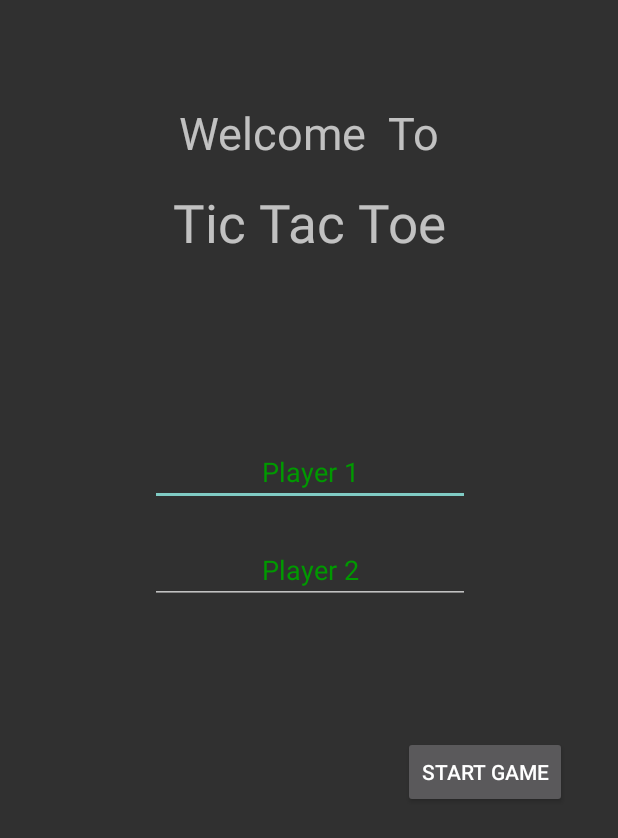
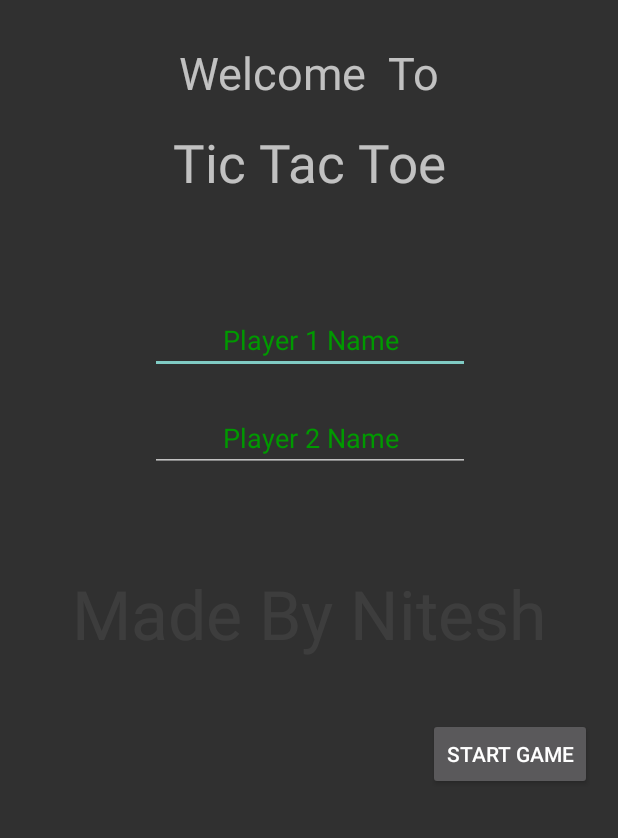
Before and after one commit to nitesh-dubey/TicTacToe, an Android app: the screen it shows after launch (MainActivity), on a phone screen of 412 x 824 dp. Shown: the top 838 px of the screen. Run offline under Robolectric (Android 15) with nearby library versions, the phone set to English and light mode, and no system bars.

Commit message:
activity_main.xml Modified

```diff
--- a/app/src/main/res/layout/activity_main.xml
+++ b/app/src/main/res/layout/activity_main.xml
@@ -12,7 +12,7 @@
         android:layout_height="wrap_content"
         android:layout_marginStart="8dp"
         android:layout_marginLeft="8dp"
-        android:layout_marginTop="60dp"
+        android:layout_marginTop="96dp"
         android:layout_marginEnd="8dp"
         android:layout_marginRight="8dp"
         android:background="@color/colorPrimaryDark"
@@ -147,4 +147,5 @@
         app:layout_constraintHorizontal_bias="0.502"
         app:layout_constraintStart_toStartOf="parent"
         app:layout_constraintTop_toBottomOf="@+id/gridLayout" />
+
 </android.support.constraint.ConstraintLayout>
--- a/app/src/main/res/layout/credentials.xml
+++ b/app/src/main/res/layout/credentials.xml
@@ -28,14 +28,14 @@
         android:layout_height="wrap_content"
         android:layout_marginStart="8dp"
         android:layout_marginLeft="8dp"
-        android:layout_marginTop="68dp"
+        android:layout_marginTop="28dp"
         android:layout_marginEnd="8dp"
         android:layout_marginRight="8dp"
         android:gravity="center"
         android:text="Welcome  To"
         android:textSize="30sp"
         app:layout_constraintEnd_toEndOf="parent"
-        app:layout_constraintHorizontal_bias="0.0"
+        app:layout_constraintHorizontal_bias="1.0"
         app:layout_constraintStart_toStartOf="parent"
         app:layout_constraintTop_toTopOf="parent" />
 
@@ -45,12 +45,12 @@
         android:layout_height="wrap_content"
         android:layout_marginStart="8dp"
         android:layout_marginLeft="8dp"
-        android:layout_marginTop="120dp"
+        android:layout_marginTop="72dp"
         android:layout_marginEnd="8dp"
         android:layout_marginRight="8dp"
         android:ems="10"
         android:gravity="center"
-        android:hint="Player 1"
+        android:hint="Player 1 Name"
         android:inputType="textPersonName"
         android:textColorHint="#009900"
         app:layout_constraintEnd_toEndOf="parent"
@@ -69,7 +69,7 @@
         android:layout_marginRight="8dp"
         android:ems="10"
         android:gravity="center"
-        android:hint="Player 2"
+        android:hint="Player 2 Name"
         android:inputType="textPersonName"
         android:textColorHint="#009900"
         app:layout_constraintEnd_toEndOf="parent"
@@ -83,12 +83,29 @@
         android:layout_height="wrap_content"
         android:layout_marginStart="8dp"
         android:layout_marginLeft="8dp"
-        android:layout_marginTop="88dp"
+        android:layout_marginTop="164dp"
         android:layout_marginEnd="8dp"
         android:layout_marginRight="8dp"
         android:text="Start Game"
         app:layout_constraintEnd_toEndOf="parent"
-        app:layout_constraintHorizontal_bias="0.91"
+        app:layout_constraintHorizontal_bias="0.968"
         app:layout_constraintStart_toStartOf="parent"
         app:layout_constraintTop_toBottomOf="@+id/edttxt2" />
+
+    <TextView
+        android:id="@+id/textView4"
+        android:layout_width="wrap_content"
+        android:layout_height="wrap_content"
+        android:layout_marginStart="8dp"
+        android:layout_marginLeft="8dp"
+        android:layout_marginTop="64dp"
+        android:layout_marginEnd="8dp"
+        android:layout_marginRight="8dp"
+        android:alpha="0.1"
+        android:text="Made By Nitesh"
+        android:textSize="45sp"
+        app:layout_constraintEnd_toEndOf="parent"
+        app:layout_constraintStart_toStartOf="parent"
+        app:layout_constraintTop_toBottomOf="@+id/edttxt2" />
+
 </android.support.constraint.ConstraintLayout>
```
Also changed, not shown: 2 other files.
